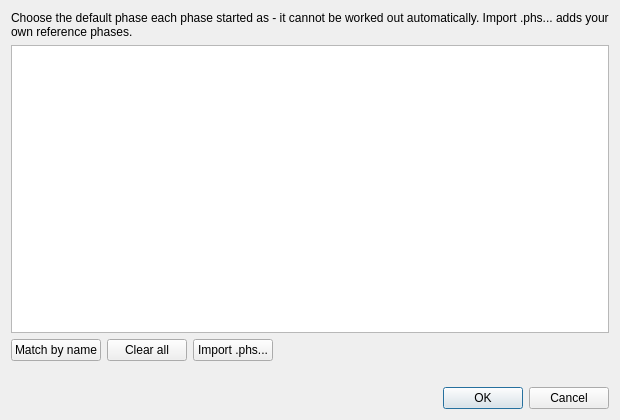
This is src/mudlab/ui/default_phases.ui in Parthasarathi-Ghosh/MudLab2 as Qt 5 draws it before an edit. The edited form follows.
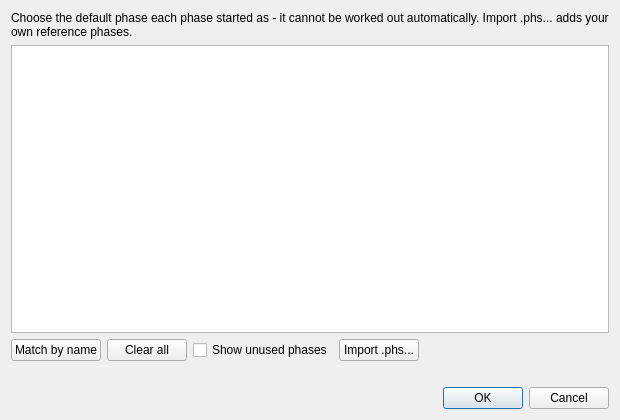
This is the edited form.

The edit to the form file:
```diff
--- a/src/mudlab/ui/default_phases.ui
+++ b/src/mudlab/ui/default_phases.ui
@@ -62,6 +62,16 @@
        </property>
       </widget>
      </item>
+     <item>
+      <widget class="QCheckBox" name="chk_show_unused">
+       <property name="text">
+        <string>Show unused phases</string>
+       </property>
+       <property name="toolTip">
+        <string>Also list phases that are in the project but not in any mixture. They cannot affect a composition, so they are hidden by default. Anything you have already stated for them is kept either way.</string>
+       </property>
+      </widget>
+     </item>
      <item>
       <widget class="QPushButton" name="button_import">
        <property name="text">
```
